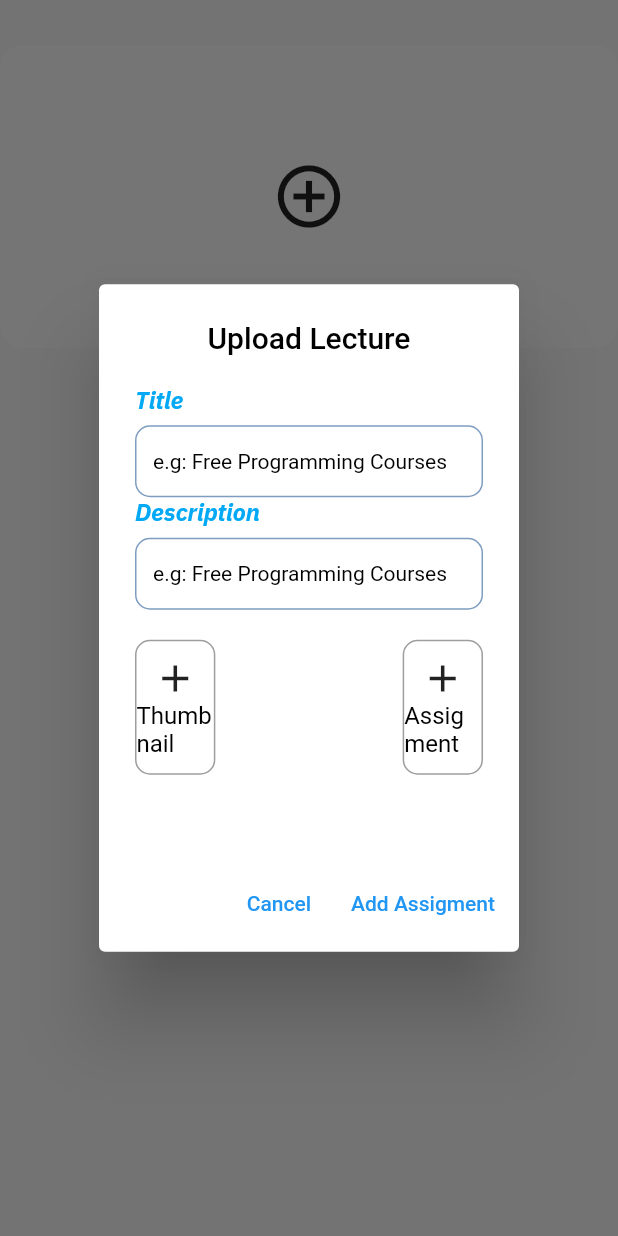
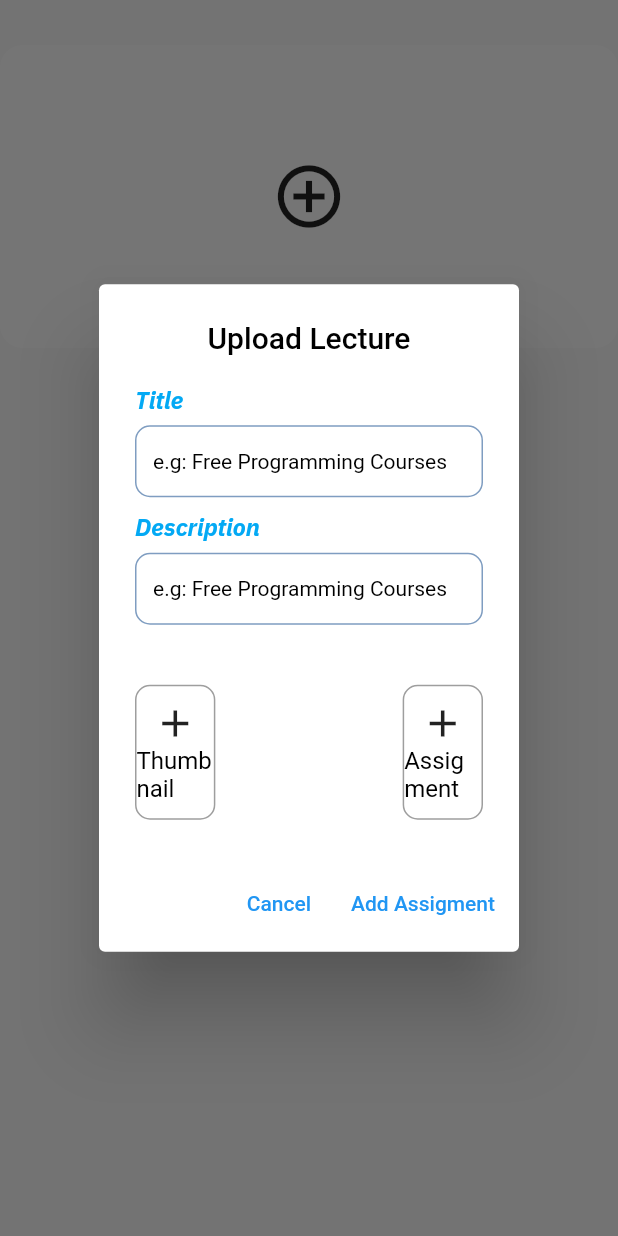
Before and after one commit to Khawar101/eduacation_flutter_web, a Flutter app: the UploadView_5 widget shown alone on an empty page, opened directly, after a tap on the "add circle outline" icon, on a phone screen of 412 x 824 dp. Run offline on Flutter 3.47's test engine with Material 2 defaults, Android fonts, the phone set to English and light mode, and no system bars; our stand-ins replace cloud_firestore, firebase_auth, firebase_core, firebase_storage, fl_chart, google_fonts and 7 more; missing offline and left inert: dart:html, email_otp; accounts and stored records are empty.

Commit message:
remove assigments

```diff
--- a/lib/ui/dialogs/addAssigment.dart
+++ b/lib/ui/dialogs/addAssigment.dart
@@ -26,8 +26,10 @@ addAssigmentAlert(
       ),
       content: StatefulBuilder(builder: (context, newSetState) {
         return SizedBox(
-          height: 290,
+        height: 290,
+         width: MediaQuery.of(context).size.width*0.3,
           child: Column(
+            mainAxisAlignment: MainAxisAlignment.spaceBetween,
             children: [
               IconTextField(
                 titleText: "Title",
@@ -54,7 +56,6 @@ addAssigmentAlert(
                       _coursesService.assigmentUrl, () {
                     addAssigmentFile(newSetState);
                   },context),
-                  // dropAddBtn(),
                 ],
               )
             ],
--- a/lib/ui/views/courses/upload_courses/upload_courses_viewmodel.dart
+++ b/lib/ui/views/courses/upload_courses/upload_courses_viewmodel.dart
@@ -119,7 +119,7 @@ class UploadCoursesViewModel extends BaseViewModel {
   }
 
   removeLecture(index) {
-    courseData.fAQ!.removeAt(index);
+    courseData.lecture!.removeAt(index);
     notifyListeners();
   }
 
@@ -137,7 +137,7 @@ class UploadCoursesViewModel extends BaseViewModel {
   }
 
   removeAssigment(index) {
-    courseData.fAQ!.removeAt(index);
+    courseData.assigment!.removeAt(index);
     notifyListeners();
   }
 
--- a/lib/ui/views/courses/upload_courses/upload_view_4.dart
+++ b/lib/ui/views/courses/upload_courses/upload_view_4.dart
@@ -11,7 +11,7 @@ class UploadView_4 extends StackedView<UploadCoursesViewModel> {
   const UploadView_4({Key? key}) : super(key: key);
   @override
   void onViewModelReady(UploadCoursesViewModel viewModel) {
-    viewModel.lectures = viewModel.courseData.lecture??[];
+    viewModel.lectures = viewModel.courseData.lecture ?? [];
     super.onViewModelReady(viewModel);
   }
 
@@ -58,7 +58,9 @@ class UploadView_4 extends StackedView<UploadCoursesViewModel> {
                           size: 50,
                         ),
                       )
-                    : Card_Page(context, viewModel.lectures[index]),
+                    : Card_Page(context, viewModel.lectures[index], () {
+                        viewModel.removeLecture(index);
+                      }),
               );
             }),
         //
--- a/lib/ui/views/courses/upload_courses/upload_view_5.dart
+++ b/lib/ui/views/courses/upload_courses/upload_view_5.dart
@@ -51,7 +51,9 @@ class UploadView_5 extends StackedView<UploadCoursesViewModel> {
                           size: 50,
                         ),
                       )
-                    : Card_Page(context, viewModel.assigments[index]),
+                    : Card_Page(context, viewModel.assigments[index], () {
+                        viewModel.removeAssigment(index);
+                      }),
               );
             }),
         //
--- a/lib/ui/views/courses/upload_courses/widgets/dropAddBtn.dart
+++ b/lib/ui/views/courses/upload_courses/widgets/dropAddBtn.dart
@@ -12,7 +12,7 @@ Widget addBtn(type, progress, url, fun,context) {
           borderRadius: BorderRadius.circular(10),
           image: url != ""
               ? type != "Thumbnail"
-                  ? const DecorationImage(image: AssetImage(done), fit: BoxFit.cover)
+                  ? const DecorationImage(image: AssetImage(done), fit: BoxFit.contain)
                   : DecorationImage(image: NetworkImage(url), fit: BoxFit.cover)
               : null,
           border: Border.all(
```
Also changed, not shown: lib/ui/views/courses/upload_courses/widgets/card.dart (+15 -16 lines).
